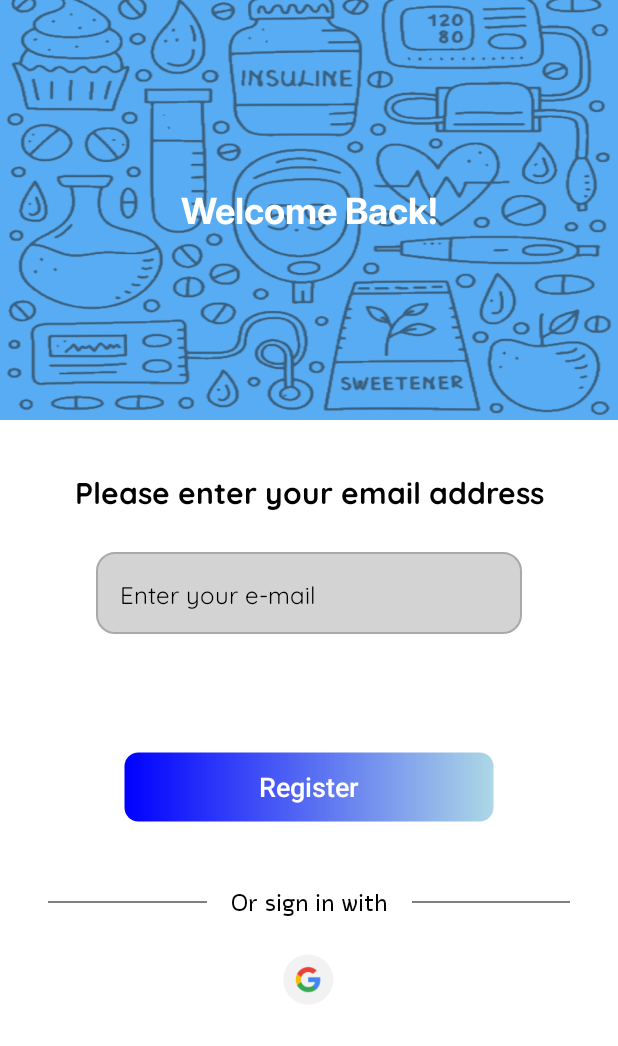
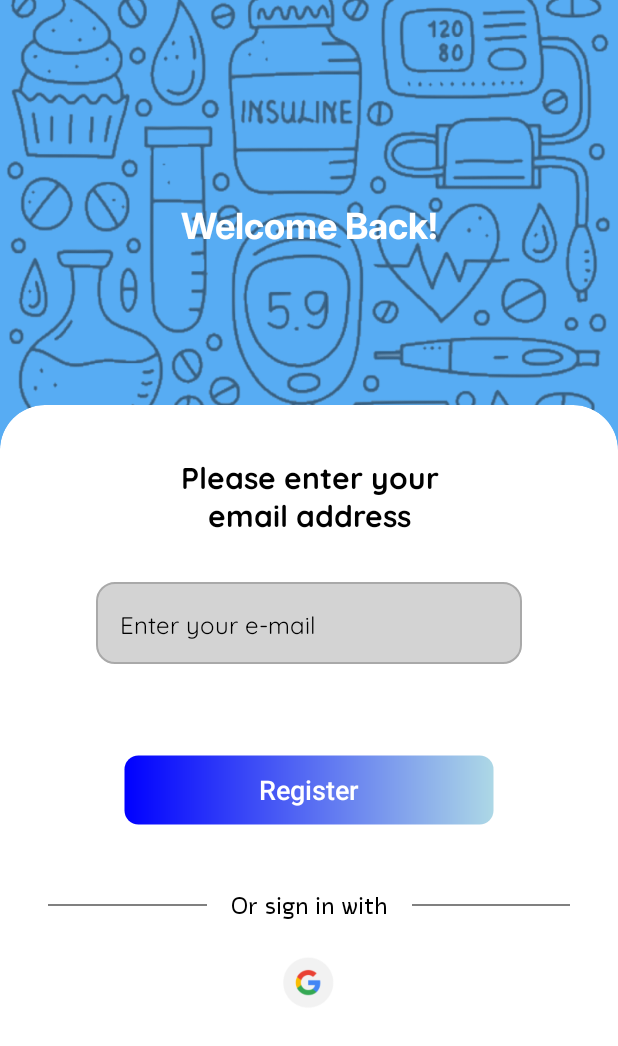
Before and after one commit to AdySU22/Dietica-Mobile-App-Project, an Android app: the SignInActivity screen opened directly, with no data from a screen before it, on a phone screen of 412 x 824 dp. Shown: the top 1046 px of the screen. Run offline under Robolectric (Android 15) with nearby library versions, the phone set to English and light mode, and no system bars.

Commit message:
Change rounded corners on the layout

```diff
--- a/app/src/main/res/layout/activity_sign_in.xml
+++ b/app/src/main/res/layout/activity_sign_in.xml
@@ -9,7 +9,7 @@
     <ImageView
         android:id="@+id/backgroundImage"
         android:layout_width="0dp"
-        android:layout_height="280dp"
+        android:layout_height="400dp"
         android:scaleType="fitXY"
         android:src="@drawable/background_image"
         android:background="@color/sky_blue"
@@ -25,21 +25,40 @@
         android:fontFamily="@font/inter_bold"
         android:textSize="24sp"
         android:textColor="@color/white"
+        android:layout_marginBottom="100dp"
         app:layout_constraintTop_toTopOf="@id/backgroundImage"
         app:layout_constraintBottom_toBottomOf="@id/backgroundImage"
         app:layout_constraintStart_toStartOf="parent"
-        app:layout_constraintEnd_toEndOf="parent"/>
+        app:layout_constraintEnd_toEndOf="parent"
+        android:layout_gravity="center"/>
+
+    <androidx.cardview.widget.CardView
+        android:id="@+id/roundedWhiteCard"
+        android:layout_width="0dp"
+        android:layout_height="0dp"
+        app:cardCornerRadius="30dp"
+        app:cardElevation="0dp"
+        app:cardBackgroundColor="@color/white"
+        app:layout_constraintTop_toBottomOf="@id/backgroundImage"
+        app:layout_constraintStart_toStartOf="parent"
+        app:layout_constraintEnd_toEndOf="parent"
+        app:layout_constraintBottom_toBottomOf="parent"
+        android:layout_marginTop="-130dp">
+
+        <androidx.constraintlayout.widget.ConstraintLayout
+            android:layout_width="match_parent"
+            android:layout_height="match_parent">
 
             <TextView
                 android:id="@+id/enterEmailText"
-        android:layout_width="0dp"
+                android:layout_width="200dp"
                 android:layout_height="wrap_content"
                 android:text="Please enter your email address"
                 android:fontFamily="@font/quicksand_bold"
                 android:textSize="20sp"
                 android:textAlignment="center"
                 android:textColor="@color/black"
-        app:layout_constraintTop_toBottomOf="@id/backgroundImage"
+                app:layout_constraintTop_toTopOf="parent"
                 app:layout_constraintStart_toStartOf="parent"
                 app:layout_constraintEnd_toEndOf="parent"
                 android:layout_marginTop="32dp"
@@ -51,7 +70,7 @@
                 android:layout_width="0dp"
                 android:layout_height="wrap_content"
                 android:layout_marginStart="64dp"
-        android:layout_marginTop="88dp"
+                android:layout_marginTop="30dp"
                 android:layout_marginEnd="64dp"
                 android:background="@drawable/email_input_background"
                 android:hint="Enter your e-mail"
@@ -62,9 +81,8 @@
                 android:textSize="16sp"
                 android:textColorHint="@color/black"
                 app:layout_constraintEnd_toEndOf="parent"
-        app:layout_constraintHorizontal_bias="0.0"
                 app:layout_constraintStart_toStartOf="parent"
-        app:layout_constraintTop_toBottomOf="@id/backgroundImage"/>
+                app:layout_constraintTop_toBottomOf="@id/enterEmailText"/>
 
             <Button
                 android:id="@+id/btnRegister"
@@ -77,7 +95,7 @@
                 app:layout_constraintTop_toBottomOf="@id/emailInput"
                 app:layout_constraintStart_toStartOf="parent"
                 app:layout_constraintEnd_toEndOf="parent"
-        android:layout_marginTop="78dp"
+                android:layout_marginTop="60dp"
                 android:layout_marginStart="82dp"
                 android:layout_marginEnd="82dp"/>
 
@@ -133,3 +151,6 @@
                 app:layout_constraintEnd_toEndOf="parent"/>
 
         </androidx.constraintlayout.widget.ConstraintLayout>
+    </androidx.cardview.widget.CardView>
+
+</androidx.constraintlayout.widget.ConstraintLayout>
```
Lines whose indentation alone changed are shown as unchanged.
